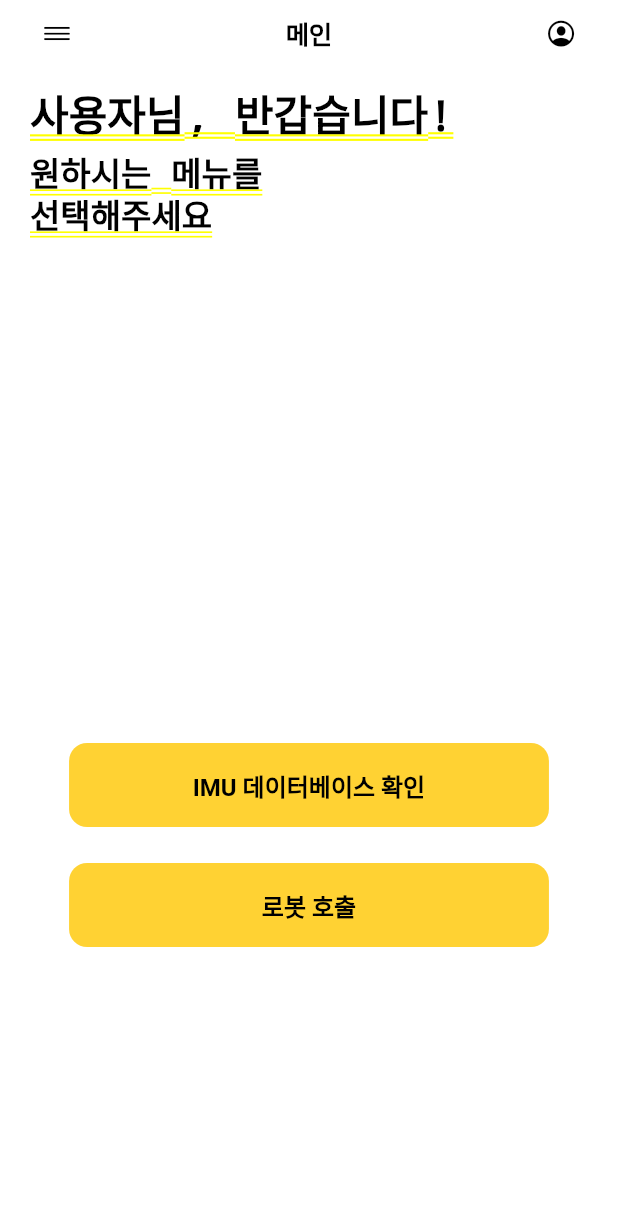
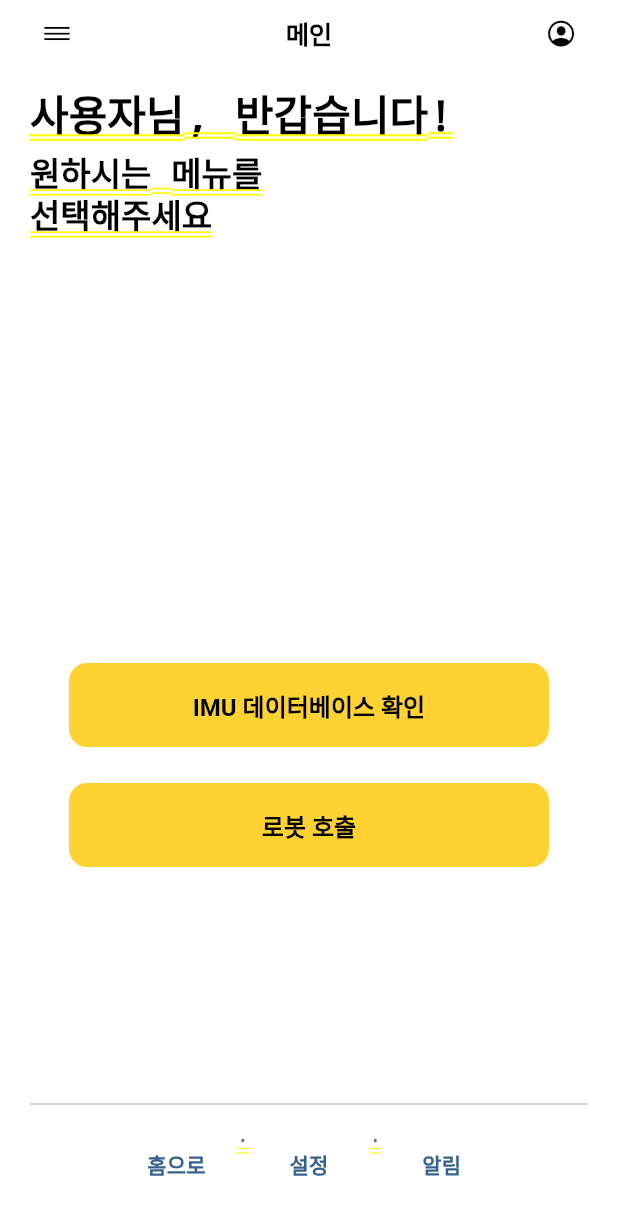
Before and after one commit to DGM-A-1/SmartFactory_UI, a Flutter app: the DashboardPage screen opened by its route, on a phone screen of 412 x 824 dp. Shown: the top 1215 px of the screen. Run offline on Flutter 3.47's test engine with Material 3 defaults, Android fonts, the light colour scheme and no system bars; our stand-ins replace flutter_secure_storage, shared_preferences; accounts and stored records are empty; network calls fail.

Commit message:
Refactor: rosbridge 통신 및 UI 개선
- rosbridge_comm.dart:
    - 연결/해제 로직 및 상태 관리 개선 (latch, advertise/subscribe 플래그 등)
    - 디버그 로그 추가
    - RobotStatus enum 정의 `robot_call_page.dart`에서 가져오도록 수정
- sf_page.dart (공통 상단바/메뉴):
    - IMU DB, 로봇 호출 메뉴 항목 추가 및 콜백 지원
- robot_call_page.dart:
    - ScaffoldMessenger 키 적용 (스낵바 안정성)
    - 연결/호출 시 리스너 등록 로직 수정
- ros_test_page.dart:
    - RobotStatus enum 확장 (세분화된 상태 및 색상)
    - 연결/해제 시 advertise/subscribe 해제 로직 추가
    - UI 문구 수정 (구독/광고 명확화)
- dashboard_page.dart:
    - 사용자 이름 표시 로직 분리 (_WelcomeTitle)
    - 하단 퀵 링크 추가 (_FooterQuickLinks)

```diff
--- a/lib/pages/dashboard_page.dart
+++ b/lib/pages/dashboard_page.dart
@@ -28,24 +28,16 @@ class DashboardPage extends StatelessWidget {
               // 인사 문구
               Column(
                 crossAxisAlignment: CrossAxisAlignment.start,
-                children: [
+                children: const [
+                  _WelcomeTitle(),
+                  SizedBox(height: 8),
                   Text(
-                    '$display님, 반갑습니다!',
-                    style: const TextStyle(
-                      fontSize: 28,
-                      fontWeight: FontWeight.w800,
-                      height: 1.2,
-                      color: Colors.black, // ✅ 검정색
-                    ),
-                  ),
-                  const SizedBox(height: 8),
-                  const Text(
                     '원하시는 메뉴를\n선택해주세요',
                     style: TextStyle(
                       fontSize: 22,
                       fontWeight: FontWeight.w700,
                       height: 1.25,
-                      color: Colors.black, // ✅ 검정색
+                      color: Colors.black,
                     ),
                   ),
                 ],
@@ -54,12 +46,13 @@ class DashboardPage extends StatelessWidget {
               // 위쪽 공간: 작게
               const Spacer(flex: 2),
 
-              // 버튼 묶음 (가운데 정렬)
+              // 가운데 버튼 묶음
               Align(
                 alignment: Alignment.center,
                 child: Column(
                   crossAxisAlignment: CrossAxisAlignment.center,
                   children: [
+                    // IMU 버튼
                     FractionallySizedBox(
                       widthFactor: _kButtonWidthFactor,
                       child: SizedBox(
@@ -73,16 +66,18 @@ class DashboardPage extends StatelessWidget {
                               fontWeight: FontWeight.w700,
                             ),
                             shape: const RoundedRectangleBorder(
-                                borderRadius: _kRadius),
+                              borderRadius: _kRadius,
+                            ),
                             elevation: 0,
                           ),
-                          onPressed: () =>
-                              Navigator.pushNamed(context, '/imu-test'),
+                          onPressed: () => Navigator.pushNamed(context, '/imu-test'),
                           child: const Text('IMU 데이터베이스 확인'),
                         ),
                       ),
                     ),
-                    const SizedBox(height: 24), // 버튼 간 간격
+                    const SizedBox(height: 24),
+
+                    // 로봇 호출 버튼
                     FractionallySizedBox(
                       widthFactor: _kButtonWidthFactor,
                       child: SizedBox(
@@ -96,11 +91,11 @@ class DashboardPage extends StatelessWidget {
                               fontWeight: FontWeight.w700,
                             ),
                             shape: const RoundedRectangleBorder(
-                                borderRadius: _kRadius),
+                              borderRadius: _kRadius,
+                            ),
                             elevation: 0,
                           ),
-                          onPressed: () =>
-                              Navigator.pushNamed(context, '/robot-call'),
+                          onPressed: () => Navigator.pushNamed(context, '/robot-call'),
                           child: const Text('로봇 호출'),
                         ),
                       ),
@@ -109,8 +104,11 @@ class DashboardPage extends StatelessWidget {
                 ),
               ),
 
-              // 아래쪽 공간: 크게 (→ 버튼을 조금 위로 밀어올림)
               const Spacer(flex: 1),
+
+              // ── 구분선 + 퀵 링크(홈/설정/알림 …) ─────────────────────────────
+              const Divider(height: 32, thickness: 1),
+              _FooterQuickLinks(),
             ],
           ),
         ),
@@ -118,3 +116,81 @@ class DashboardPage extends StatelessWidget {
     );
   }
 }
+
+class _WelcomeTitle extends StatelessWidget {
+  const _WelcomeTitle();
+
+  @override
+  Widget build(BuildContext context) {
+    final user = auth.value.user;
+    final display = (user?.name != null && user!.name!.trim().isNotEmpty)
+        ? user.name!
+        : (user?.email ?? '사용자');
+
+    return Text(
+      '$display님, 반갑습니다!',
+      style: const TextStyle(
+        fontSize: 28,
+        fontWeight: FontWeight.w800,
+        height: 1.2,
+        color: Colors.black,
+      ),
+    );
+  }
+}
+
+class _FooterQuickLinks extends StatelessWidget {
+  const _FooterQuickLinks();
+
+  static const TextStyle _linkStyle = TextStyle(
+    fontSize: 14,
+    fontWeight: FontWeight.w600,
+  );
+
+  @override
+  Widget build(BuildContext context) {
+    return Center(
+      child: Wrap(
+        spacing: 6,
+        runSpacing: 4,
+        alignment: WrapAlignment.center,
+        children: [
+          TextButton(
+            onPressed: () {
+              // 홈으로: 초기화면으로 이동 (필요 시 라우트명 수정)
+              Navigator.pushNamedAndRemoveUntil(context, '/', (r) => false);
+            },
+            child: const Text('홈으로', style: _linkStyle),
+          ),
+          _dot(),
+          TextButton(
+            onPressed: () {
+              // 설정 페이지 (라우트명 프로젝트에 맞춰 조정)
+              Navigator.pushNamed(context, '/settings');
+            },
+            child: const Text('설정', style: _linkStyle),
+          ),
+          _dot(),
+          TextButton(
+            onPressed: () {
+              // 알림 페이지 (라우트명 프로젝트에 맞춰 조정)
+              Navigator.pushNamed(context, '/notifications');
+            },
+            child: const Text('알림', style: _linkStyle),
+          ),
+          // 필요하면 더 추가: 도움말/로그아웃 등
+          // _dot(),
+          // TextButton(
+          //   onPressed: () => Navigator.pushNamed(context, '/help'),
+          //   child: const Text('도움말', style: _linkStyle),
+          // ),
+        ],
+      ),
+    );
+  }
+
+  Widget _dot() => const Padding(
+    padding: EdgeInsets.symmetric(horizontal: 2),
+    child: Text('·', style: TextStyle(fontSize: 14, color: Colors.black54)),
+  );
+}
--- a/lib/widgets/sf_page.dart
+++ b/lib/widgets/sf_page.dart
@@ -12,6 +12,9 @@ class SFPage extends StatelessWidget {
     this.onTapMenu,
     this.onTapProfile,
     this.menuWidthFactor = 0.70, // 화면의 70%
+    // ▼ 새 멤버 콜백(옵션)
+    this.onImuDb,
+    this.onRobotCall,
   });
 
   final String title;
@@ -20,6 +23,10 @@ class SFPage extends StatelessWidget {
   final VoidCallback? onTapMenu;
   final VoidCallback? onTapProfile;
   final double menuWidthFactor;
+
+  // ▼ 새 멤버 콜백
+  final VoidCallback? onImuDb;
+  final VoidCallback? onRobotCall;
 
   @override
   Widget build(BuildContext context) {
@@ -71,6 +78,7 @@ class SFPage extends StatelessWidget {
                   builder: (context, state, _) {
                     return _MenuPanel(
                       state: state,
+                      // 공통 항목
                       onGoHome: () {
                         Navigator.pop(ctx);
                         Navigator.of(context).pushNamedAndRemoveUntil('/', (_) => false);
@@ -89,12 +97,25 @@ class SFPage extends StatelessWidget {
                       },
                       onLogout: () async {
                         Navigator.pop(ctx);
-                        try{
+                        try {
                           await AuthService.logout();
-                        } catch(_){}
-                        Navigator.of(context , rootNavigator: true)
-                        .pushNamedAndRemoveUntil('/', (route) => false);
+                        } catch (_) {}
+                        Navigator.of(context, rootNavigator: true)
+                            .pushNamedAndRemoveUntil('/', (route) => false);
                       },
+                      // 새 항목
+                      onImuDb: onImuDb ??
+                              () {
+                            Navigator.pop(ctx);
+                            // NOTE: 프로젝트에서 쓰는 라우트명으로 맞춰주세요.
+                            // 대시보드 코드 기준: '/imu-test'
+                            Navigator.of(context).pushNamed('/imu-test');
+                          },
+                      onRobotCall: onRobotCall ??
+                              () {
+                            Navigator.pop(ctx);
+                            Navigator.of(context).pushNamed('/robot-call');
+                          },
                     );
                   },
                 ),
@@ -106,6 +127,7 @@ class SFPage extends StatelessWidget {
     );
   }
 }
+
 class _MenuPanel extends StatelessWidget {
   const _MenuPanel({
     required this.state,
@@ -114,14 +136,23 @@ class _MenuPanel extends StatelessWidget {
     required this.onNotifications,
     required this.onHelp,
     required this.onLogout,
+    // 새 항목
+    required this.onImuDb,
+    required this.onRobotCall,
   });
 
   final AuthState state;
+
+  // 공통
   final VoidCallback onGoHome;
   final VoidCallback onSettings;
   final VoidCallback onNotifications;
   final VoidCallback onHelp;
   final VoidCallback onLogout;
+
+  // 새 항목
+  final VoidCallback onImuDb;
+  final VoidCallback onRobotCall;
 
   @override
   Widget build(BuildContext context) {
@@ -135,12 +166,14 @@ class _MenuPanel extends StatelessWidget {
             padding: const EdgeInsets.fromLTRB(16, 14, 16, 24),
             children: [
               // 제목
-              const Text('Menu',
-                  style: TextStyle(
-                    color: Colors.black,
-                    fontSize: 16,
-                    fontWeight: FontWeight.w600,
-                  )),
+              const Text(
+                'Menu',
+                style: TextStyle(
+                  color: Colors.black,
+                  fontSize: 16,
+                  fontWeight: FontWeight.w600,
+                ),
+              ),
               const SizedBox(height: 12),
 
               // ▽ 상단 회색 정보 블록 (상태에 따라 내용만 교체)
@@ -154,7 +187,6 @@ class _MenuPanel extends StatelessWidget {
                   ),
                 ),
               ] else ...[
-                // 이름(없으면 이메일로 대체) / 부서 / 직책
                 Text(
                   '이름: ${state.user?.name ?? state.user?.email ?? '-'}',
                   style: const TextStyle(
@@ -185,6 +217,10 @@ class _MenuPanel extends StatelessWidget {
               const Divider(height: 1),
 
               // ▽ 공통 메뉴 (로그인 여부와 무관하게 항상 노출)
+              _Item('IMU 데이터베이스 확인', onImuDb),
+              _Item('로봇 호출', onRobotCall),
+              const SizedBox(height: 8),
+              const Divider(height: 1),
               _Item('홈으로', onGoHome),
               _Item('설정', onSettings),
               _Item('알림', onNotifications),
@@ -213,7 +249,10 @@ class _Item extends StatelessWidget {
       padding: const EdgeInsets.symmetric(vertical: 12, horizontal: 8),
       alignment: Alignment.centerLeft,
       onPressed: onTap,
-      child: Text(label, style: TextStyle(color: c, fontSize: 16, fontWeight: FontWeight.w500)),
+      child: Text(
+        label,
+        style: TextStyle(color: c, fontSize: 16, fontWeight: FontWeight.w500),
+      ),
     );
   }
 }
```
Also changed, not shown: lib/core/robot_comm_rosbridge.dart (+75 -51 lines), lib/pages/robot_call_page.dart (+55 -35 lines), lib/pages/ros_test_page.dart (+77 -44 lines).
